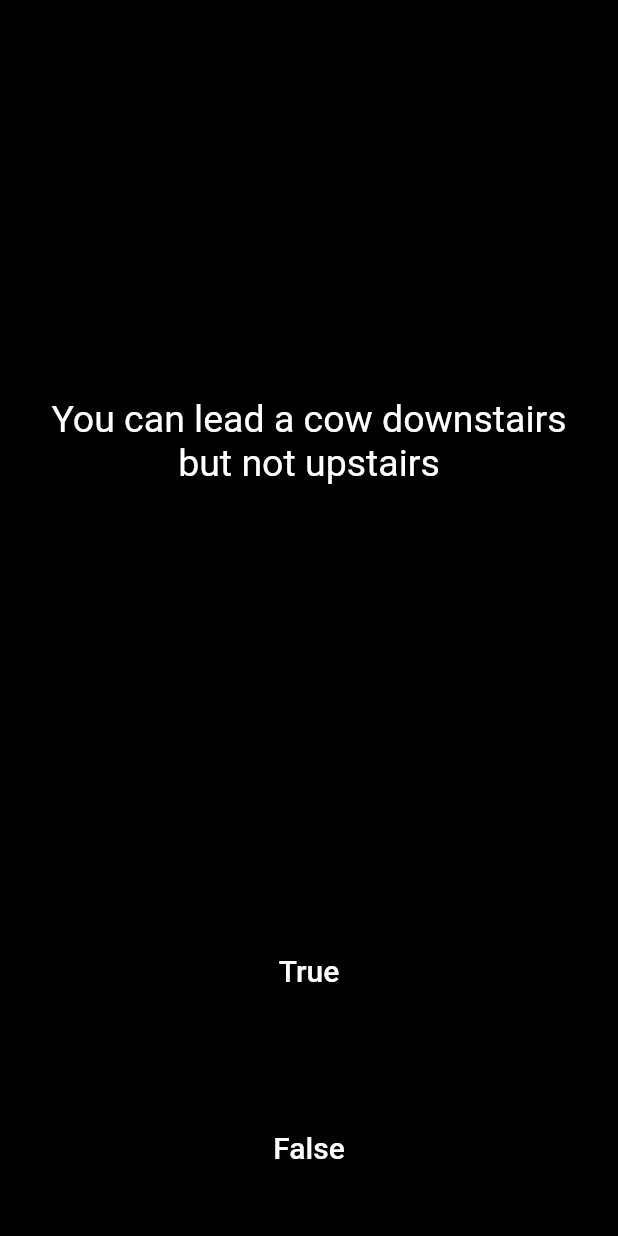
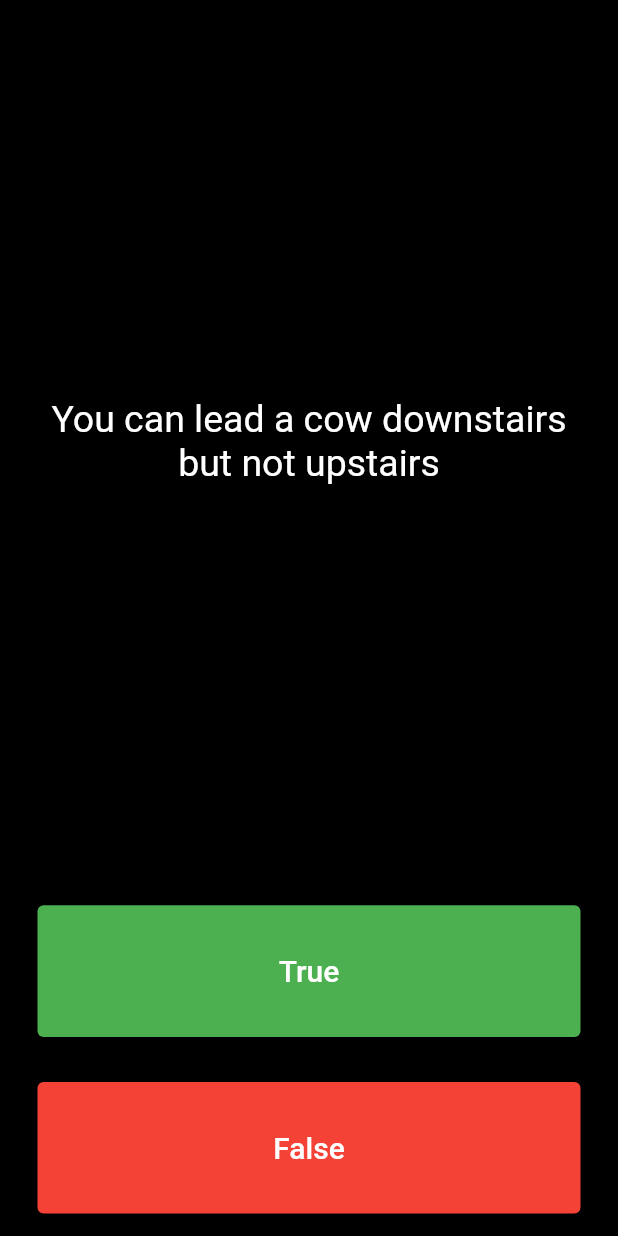
Before and after one commit to nyanibaquartey/QuizApp, a Flutter app: the screen it shows after launch, on a phone screen of 412 x 824 dp. Run offline on Flutter 3.47's test engine with Material 2 defaults, Android fonts, the phone set to English and light mode, and no system bars.

Commit message:
Add background color to TextButton

```diff
--- a/lib/main.dart
+++ b/lib/main.dart
@@ -88,7 +88,9 @@ class _QuizPageState extends State<QuizPage> {
           child: Padding(
             padding: EdgeInsets.all(15.0),
             child: TextButton(
-              // color: Colors.green,
+              style: ButtonStyle(
+                backgroundColor: MaterialStateProperty.all(Colors.green),
+              ),
               child: Text(
                 'True',
                 style: TextStyle(fontSize: 20.0, color: Colors.white),
@@ -103,7 +105,9 @@ class _QuizPageState extends State<QuizPage> {
           child: Padding(
             padding: EdgeInsets.all(15.0),
             child: TextButton(
-              //color: Colors.red,
+              style: ButtonStyle(
+                backgroundColor: MaterialStateProperty.all(Colors.red),
+              ),
               child: Text(
                 'False',
                 style: TextStyle(fontSize: 20.0, color: Colors.white),
```
